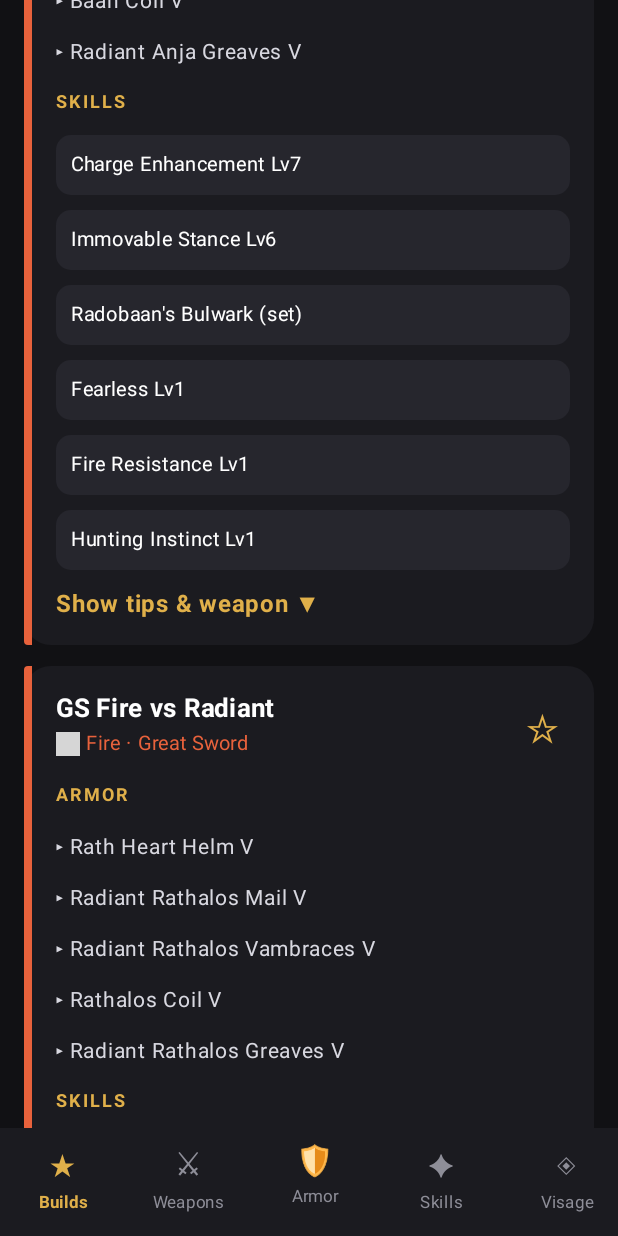
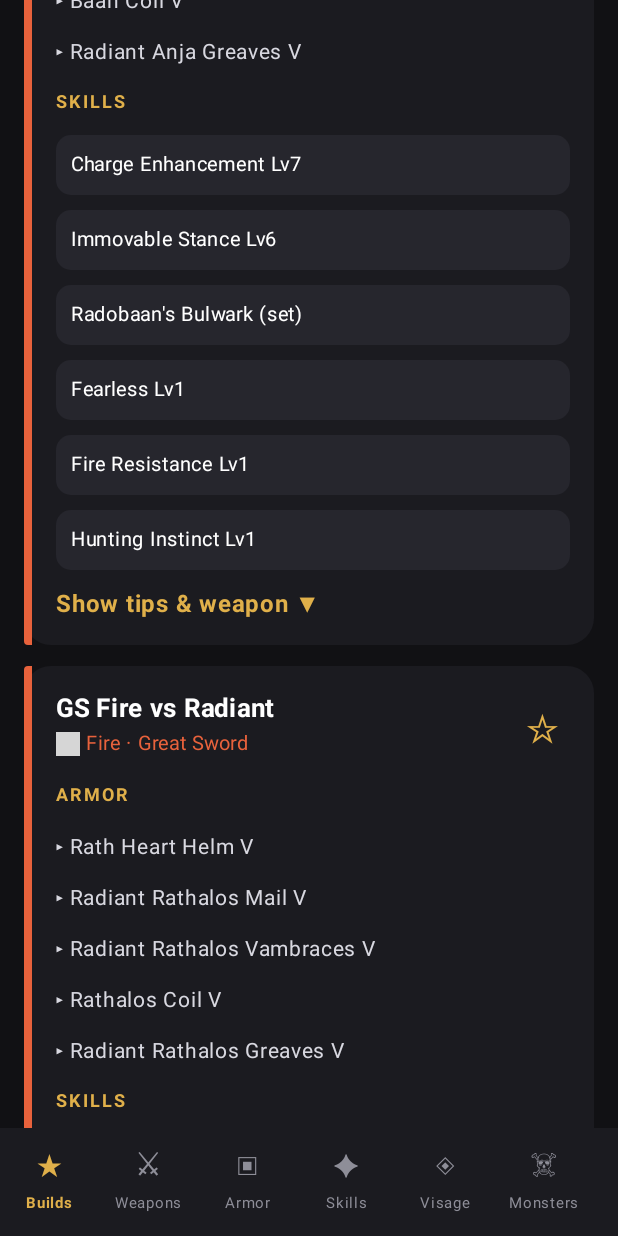
Before and after one commit to xhamon1/MHO-ez, an Android app built with Jetpack Compose: the screen it shows after launch (MainActivity), scrolled down 1052 dp, on a phone screen of 412 x 824 dp. Run offline under Robolectric (Android 15) with nearby library versions, the phone set to English and light mode, and no system bars; pictures from the network do not load; grey boxes are pictures that could not be loaded.

Commit message:
Polish navigation

```diff
--- a/app/src/main/java/com/mhoguide/app/MainActivity.kt
+++ b/app/src/main/java/com/mhoguide/app/MainActivity.kt
@@ -239,7 +239,7 @@ private fun sharpColor(s: String) = when (s) {
 fun Root(builds: List<Build>, weapons: List<Weapon>, armors: List<Armor>, skills: SkillData, visages: VisageData,
          monsters: List<Monster>, characters: List<Character>, buddies: List<Buddy>, armorSets: List<ArmorSet>, prefs: SharedPreferences) {
     var tab by remember { mutableStateOf(0) }
-    val tabs = listOf("★" to "Builds", "⚔" to "Weapons", "🛡" to "Armor", "✦" to "Skills", "◈" to "Visage", "☠" to "Monsters", "♞" to "Adventurers", "🐾" to "Buddies")
+    val tabs = listOf("★" to "Builds", "⚔" to "Weapons", "▣" to "Armor", "✦" to "Skills", "◈" to "Visage", "☠" to "Monsters", "♞" to "Heroes", "✚" to "Buddies")
     Column(Modifier.fillMaxSize()) {
         Box(Modifier.weight(1f)) {
             when (tab) {
@@ -251,9 +251,9 @@ fun Root(builds: List<Build>, weapons: List<Weapon>, armors: List<Armor>, skills
         }
         Row(Modifier.fillMaxWidth().background(Card).navigationBarsPadding().horizontalScroll(rememberScrollState()).padding(vertical = 6.dp)) {
             tabs.forEachIndexed { i, (icon, label) ->
-                Column(Modifier.width(84.dp).clickable { tab = i }.padding(4.dp), horizontalAlignment = Alignment.CenterHorizontally) {
+                Column(Modifier.width(66.dp).clickable { tab = i }.padding(4.dp), horizontalAlignment = Alignment.CenterHorizontally) {
                     Text(icon, fontSize = 20.sp, color = if (tab == i) Gold else Color(0xFF8E8E98))
-                    Text(label, fontSize = 11.sp, color = if (tab == i) Gold else Color(0xFF8E8E98),
+                    Text(label, fontSize = 10.sp, maxLines = 1, color = if (tab == i) Gold else Color(0xFF8E8E98),
                         fontWeight = if (tab == i) FontWeight.Bold else FontWeight.Normal)
                 }
             }
@@ -267,7 +267,7 @@ fun WeaponsScreen(all: List<Weapon>) {
     var elem by remember { mutableStateOf<String?>(null) }
     var query by remember { mutableStateOf("") }
     val types = remember { all.map { it.type }.distinct() }
-    val elems = remember { all.map { it.element }.filter { it != "None" }.distinct() }
+    val elems = remember { val present = all.map { it.element }.toSet(); ALL_ELEM.filter { it in present } }
     val shown = all.filter { (type == null || it.type == type) && (elem == null || it.element == elem) &&
         (query.isBlank() || it.name.contains(query, true)) }.sortedByDescending { it.attack }
     LazyColumn(Modifier.fillMaxSize().statusBarsPadding(), contentPadding = PaddingValues(16.dp, 8.dp, 16.dp, 24.dp),
```
